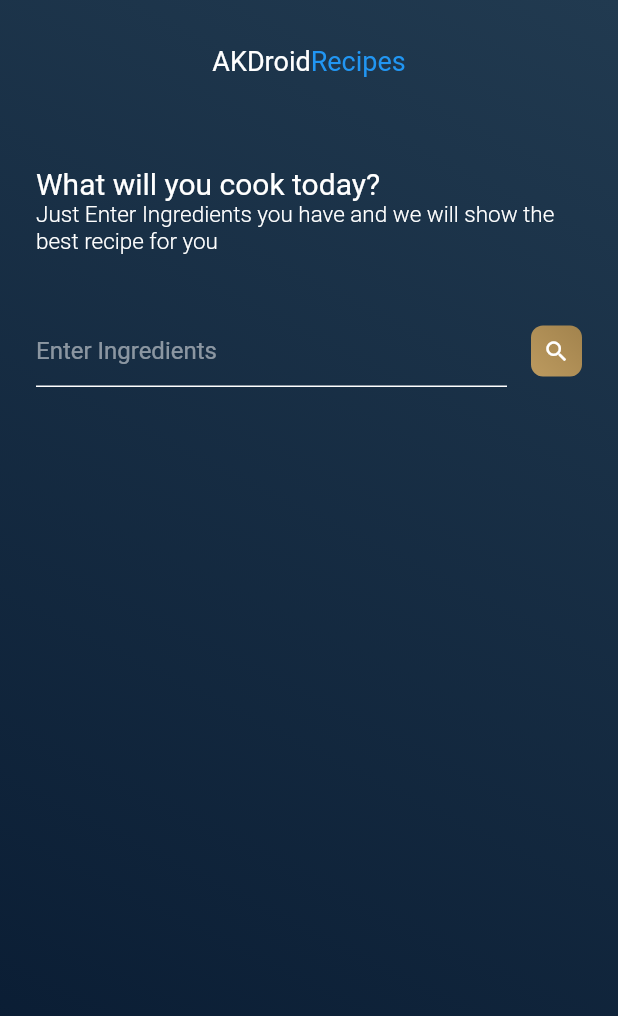
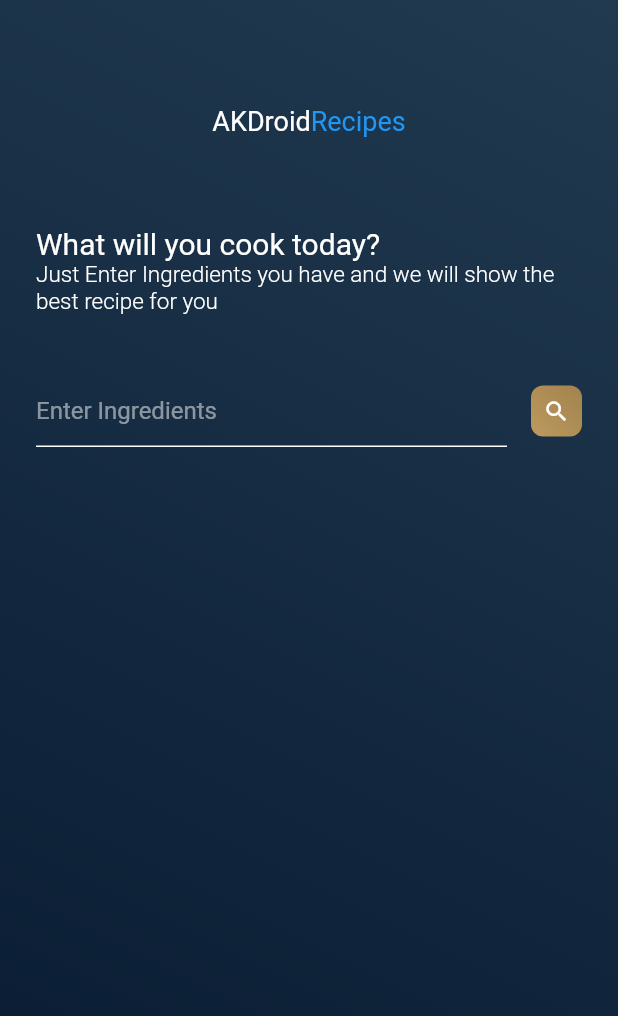
Before and after one commit to KulkarniAtharva/Recipe_App-Flutter, a Flutter app: the screen it shows after launch, on a phone screen of 412 x 824 dp. Shown: the top 1016 px of the screen. Run offline on Flutter 3.47's test engine with Material 2 defaults, Android fonts, the phone set to English and light mode, and no system bars; our stand-ins replace webview_flutter; Roboto replaces fonts that are missing (Overpass, OverpassRegular).

Commit message:
models added

```diff
--- a/lib/main.dart
+++ b/lib/main.dart
@@ -13,7 +13,7 @@ class MyApp extends StatelessWidget
   Widget build(BuildContext context)
   {
     return MaterialApp(
-      title: 'Flutter Recipe',
+      title: 'Recipe App',
       debugShowCheckedModeBanner: false,
       home: Home(),
     );
--- a/lib/models/hits.dart
+++ b/lib/models/hits.dart
@@ -1,11 +1,13 @@
 import 'package:recipe_app/models/recipe_model.dart';
 
-class Hits {
+class Hits
+{
   RecipeModel recipeModel;
 
   Hits({this.recipeModel});
 
-  factory Hits.fromMap(Map<String, dynamic> parsedJson) {
+  factory Hits.fromMap(Map<String, dynamic> parsedJson)
+  {
     return Hits(recipeModel: RecipeModel.fromMap(parsedJson["recipe"]));
   }
 }
--- a/lib/models/missed_ingredients_model.dart
+++ b/lib/models/missed_ingredients_model.dart
@@ -1,6 +1,5 @@
 class MissedIngredientsModel
 {
-
   final String aisle;
   final String amount;
   final String image;
@@ -8,5 +7,4 @@ class MissedIngredientsModel
   final String original;
 
   MissedIngredientsModel({this.image, this.name, this.aisle, this.amount, this.original});
-
 }
--- a/lib/models/recipe_model.dart
+++ b/lib/models/recipe_model.dart
@@ -1,4 +1,5 @@
-class RecipeModel {
+class RecipeModel
+{
   final String image;
   final String url;
   final String source;
@@ -6,7 +7,8 @@ class RecipeModel {
 
   RecipeModel({this.image, this.url, this.label, this.source});
 
-  factory RecipeModel.fromMap(Map<String, dynamic> parsedJson) {
+  factory RecipeModel.fromMap(Map<String, dynamic> parsedJson)
+  {
     return RecipeModel(
         image: parsedJson["image"],
         url: parsedJson["url"],
--- a/lib/views/home.dart
+++ b/lib/views/home.dart
@@ -51,6 +51,9 @@ class _HomeState extends State<Home>
               child: Column(
                 crossAxisAlignment: CrossAxisAlignment.start,
                 children: <Widget>[
+                  SizedBox(
+                    height: 40,
+                  ),
                   Row(
                     mainAxisAlignment: kIsWeb ? MainAxisAlignment.start : MainAxisAlignment.center,
                     children: <Widget>[
```
Also changed, not shown: 1 other file.
